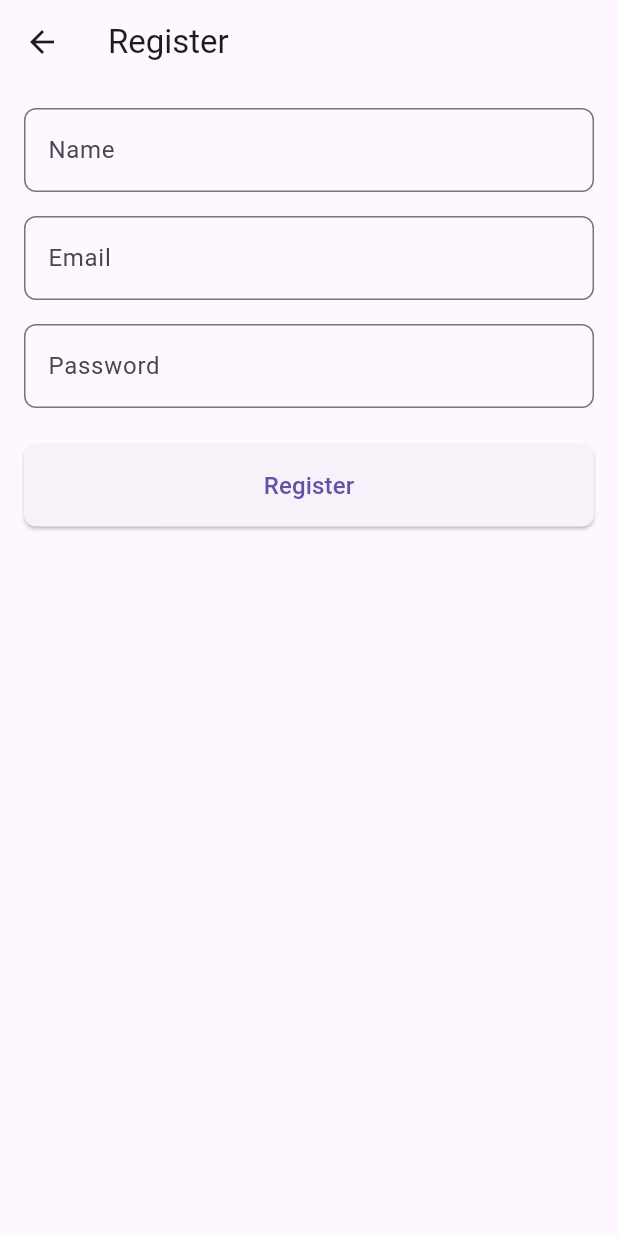
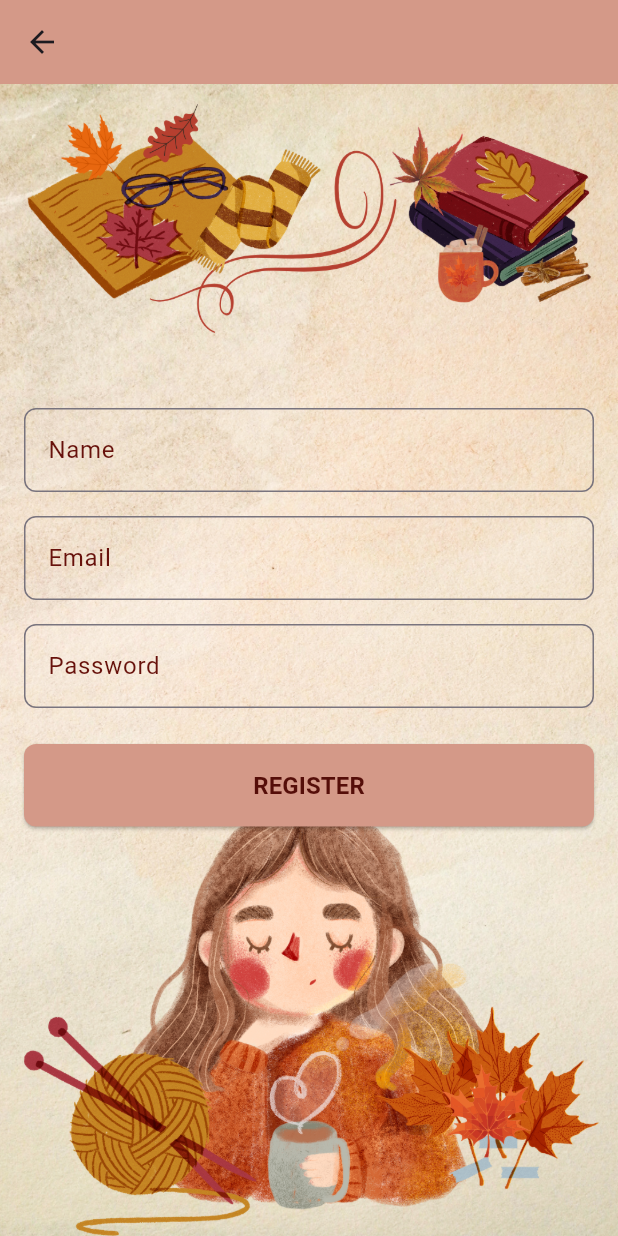
Before and after one commit to sedsax/AmanYaa, a Flutter app: the screen it shows after launch, after a tap on "Register", on a phone screen of 412 x 824 dp. Run offline on Flutter 3.47's test engine with Material 3 defaults, Android fonts, the light colour scheme and no system bars.

Commit message:
Complete design register and login page #1 and #2

```diff
--- a/lib/screens/login.dart
+++ b/lib/screens/login.dart
@@ -72,6 +72,12 @@ class _LoginPageState extends State<LoginPage> {
                   controller: _emailController,
                   decoration: InputDecoration(
                     labelText: 'Email',
+                    labelStyle: const TextStyle(
+                        color: Color.fromARGB(255, 103, 17, 11)),
+                    focusedBorder: const OutlineInputBorder(
+                      borderSide:
+                          BorderSide(color: Color.fromARGB(255, 103, 17, 11)),
+                    ),
                     border: OutlineInputBorder(
                       borderRadius: BorderRadius.circular(8.0),
                     ),
@@ -83,6 +89,12 @@ class _LoginPageState extends State<LoginPage> {
                   obscureText: true,
                   decoration: InputDecoration(
                     labelText: 'Password',
+                    labelStyle: const TextStyle(
+                        color: Color.fromARGB(255, 103, 17, 11)),
+                    focusedBorder: const OutlineInputBorder(
+                      borderSide:
+                          BorderSide(color: Color.fromARGB(255, 103, 17, 11)),
+                    ),
                     border: OutlineInputBorder(
                       borderRadius: BorderRadius.circular(8.0),
                     ),
@@ -101,7 +113,9 @@ class _LoginPageState extends State<LoginPage> {
                   child: const Text(
                     'LOGIN',
                     style: TextStyle(
-                        fontSize: 16, color: Color.fromARGB(255, 85, 14, 9)),
+                        fontSize: 16,
+                        color: Color.fromARGB(255, 85, 14, 9),
+                        fontWeight: FontWeight.bold),
                   ),
                 ),
                 Row(
--- a/lib/screens/register.dart
+++ b/lib/screens/register.dart
@@ -60,17 +60,34 @@ class _RegisterPageState extends State<RegisterPage> {
   Widget build(BuildContext context) {
     return Scaffold(
       appBar: AppBar(
-        title: const Text('Register'),
+        title: const Text(' '),
+        backgroundColor: const Color.fromARGB(255, 212, 153, 136),
       ),
-      body: Padding(
+      body: Container(
+        decoration: const BoxDecoration(
+          image: DecorationImage(
+            image: AssetImage('assets/login_pg.png'),
+            fit: BoxFit.fill,
+          ),
+        ),
+        child: Center(
+          child: Padding(
             padding: const EdgeInsets.all(16.0),
             child: Column(
+              mainAxisAlignment: MainAxisAlignment.start,
               crossAxisAlignment: CrossAxisAlignment.stretch,
               children: [
+                const SizedBox(height: 200),
                 TextField(
                   controller: _nameController,
                   decoration: InputDecoration(
                     labelText: 'Name',
+                    labelStyle: const TextStyle(
+                        color: Color.fromARGB(255, 103, 17, 11)),
+                    focusedBorder: const OutlineInputBorder(
+                      borderSide:
+                          BorderSide(color: Color.fromARGB(255, 103, 17, 11)),
+                    ),
                     border: OutlineInputBorder(
                       borderRadius: BorderRadius.circular(8.0),
                     ),
@@ -81,6 +98,12 @@ class _RegisterPageState extends State<RegisterPage> {
                   controller: _emailController,
                   decoration: InputDecoration(
                     labelText: 'Email',
+                    labelStyle: const TextStyle(
+                        color: Color.fromARGB(255, 103, 17, 11)),
+                    focusedBorder: const OutlineInputBorder(
+                      borderSide:
+                          BorderSide(color: Color.fromARGB(255, 103, 17, 11)),
+                    ),
                     border: OutlineInputBorder(
                       borderRadius: BorderRadius.circular(8.0),
                     ),
@@ -92,6 +115,12 @@ class _RegisterPageState extends State<RegisterPage> {
                   obscureText: true,
                   decoration: InputDecoration(
                     labelText: 'Password',
+                    labelStyle: const TextStyle(
+                        color: Color.fromARGB(255, 103, 17, 11)),
+                    focusedBorder: const OutlineInputBorder(
+                      borderSide:
+                          BorderSide(color: Color.fromARGB(255, 103, 17, 11)),
+                    ),
                     border: OutlineInputBorder(
                       borderRadius: BorderRadius.circular(8.0),
                     ),
@@ -101,19 +130,23 @@ class _RegisterPageState extends State<RegisterPage> {
                 ElevatedButton(
                   onPressed: _register,
                   style: ElevatedButton.styleFrom(
+                    backgroundColor: const Color.fromARGB(255, 212, 153, 136),
                     padding: const EdgeInsets.symmetric(vertical: 16),
                     shape: RoundedRectangleBorder(
                       borderRadius: BorderRadius.circular(8.0),
                     ),
                   ),
                   child: const Text(
-                'Register',
-                style: TextStyle(fontSize: 16),
+                    'REGISTER',
+                    style: TextStyle(
+                        fontSize: 16, color: Color.fromARGB(255, 85, 14, 9), fontWeight: FontWeight.bold),
                   ),
                 ),
               ],
             ),
           ),
+        ),
+      ),
     );
   }
 }
```
Lines whose indentation alone changed are shown as unchanged.
